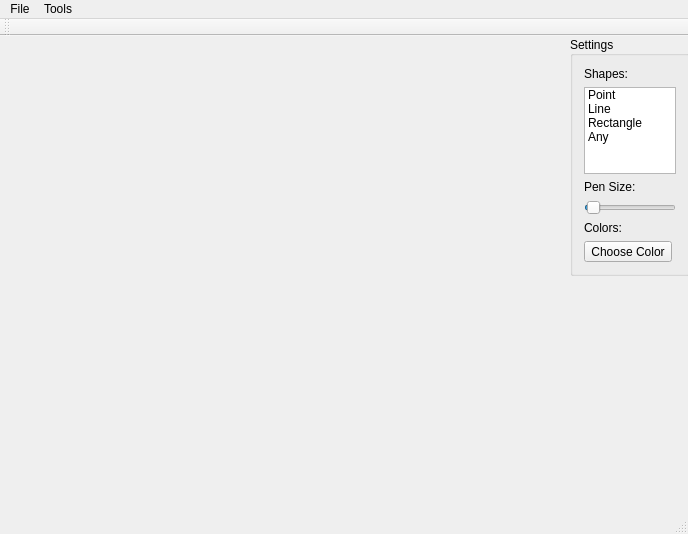
Before: the Qt Designer form painter.ui in sunsiz/Painter, drawn with Qt 5.
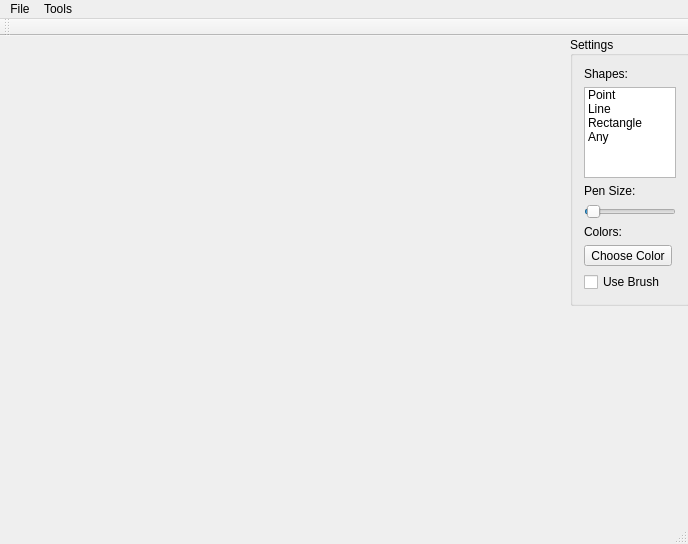
After: the same form once the commit is applied.

Commit message:
Add brush feature
Added draw tail feature when "Use Brush" has checked.

Diff of the .ui file:
```diff
--- a/painter.ui
+++ b/painter.ui
@@ -7,7 +7,7 @@
     <x>0</x>
     <y>0</y>
     <width>688</width>
-    <height>534</height>
+    <height>544</height>
    </rect>
   </property>
   <property name="windowTitle">
@@ -20,7 +20,7 @@
       <x>570</x>
       <y>0</y>
       <width>120</width>
-      <height>240</height>
+      <height>270</height>
      </rect>
     </property>
     <property name="sizePolicy">
@@ -113,6 +113,13 @@
        </property>
       </widget>
      </item>
+     <item>
+      <widget class="QCheckBox" name="brushCheckBox">
+       <property name="text">
+        <string>Use Brush</string>
+       </property>
+      </widget>
+     </item>
     </layout>
    </widget>
   </widget>
```
Left out of the diff: 2 changed lines with no effect on the pictures. The commit also changes 4 other files.
